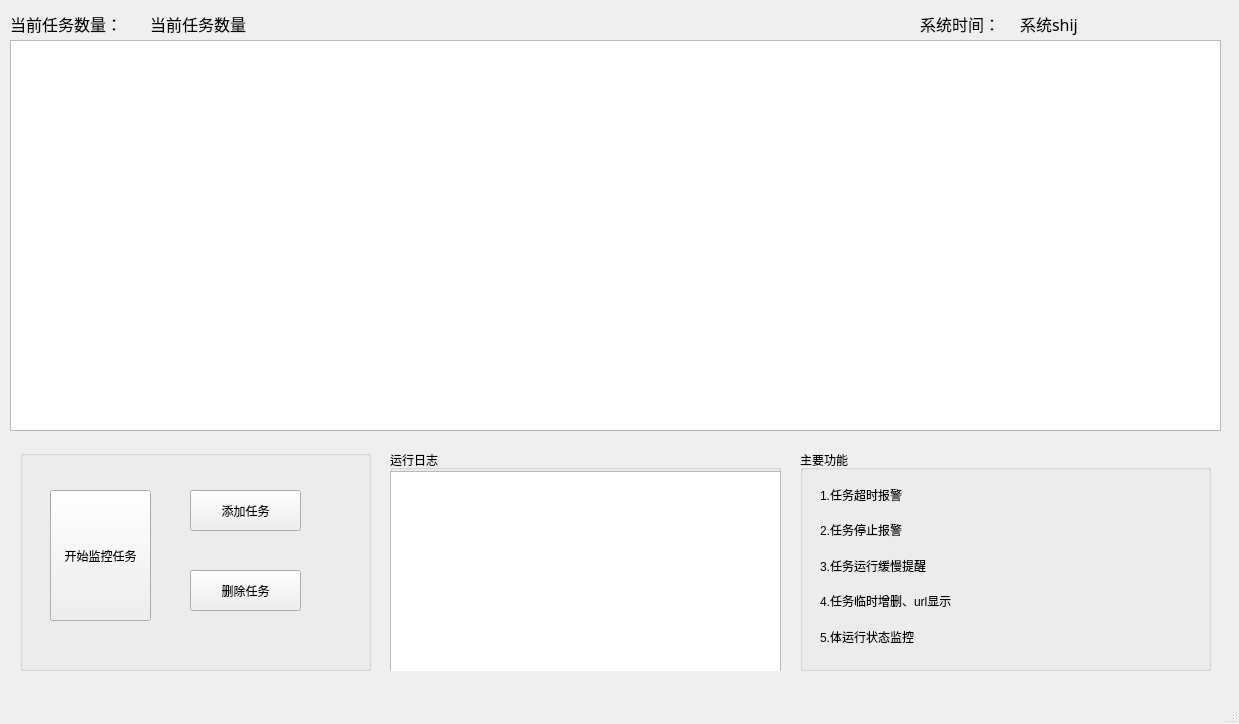
Old version of the form 1.ui in the repository successdata/python_spider.
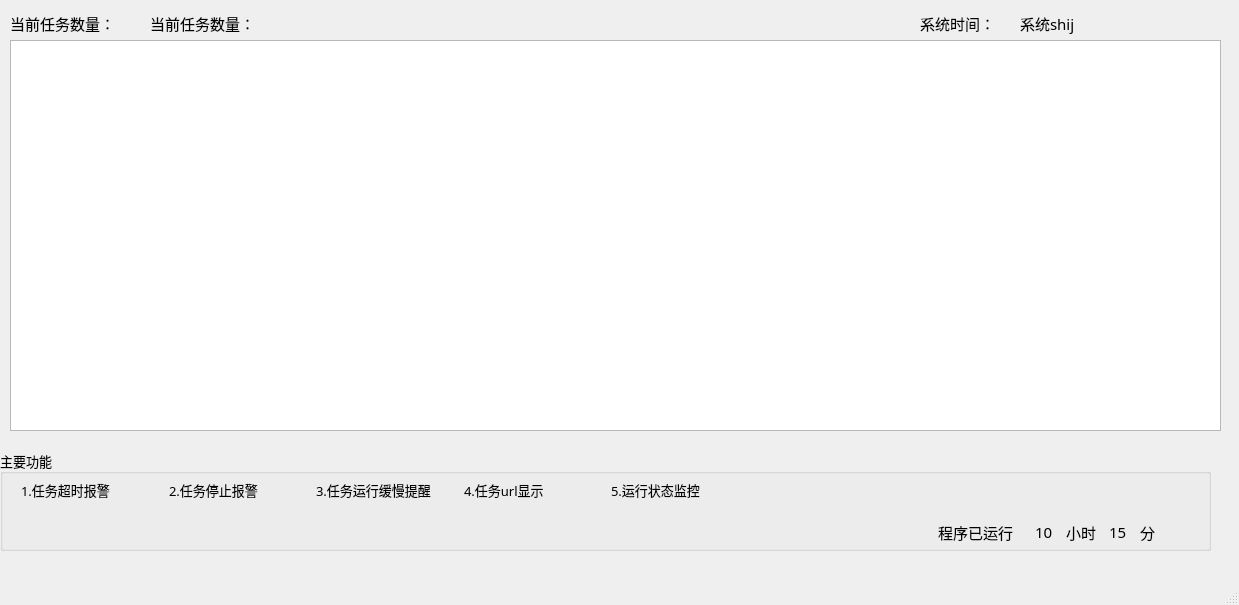
New version of the form.

```diff
--- a/1.ui
+++ b/1.ui
@@ -7,7 +7,7 @@
     <x>0</x>
     <y>0</y>
     <width>1239</width>
-    <height>724</height>
+    <height>605</height>
    </rect>
   </property>
   <property name="acceptDrops">
@@ -32,7 +32,7 @@
     <property name="font">
      <font>
       <family>Microsoft YaHei</family>
-      <pointsize>12</pointsize>
+      <pointsize>11</pointsize>
      </font>
     </property>
     <property name="layoutDirection">
@@ -80,7 +80,7 @@
     <property name="font">
      <font>
       <family>Microsoft YaHei</family>
-      <pointsize>12</pointsize>
+      <pointsize>11</pointsize>
      </font>
     </property>
     <property name="layoutDirection">
@@ -93,123 +93,237 @@
      <enum>Qt::AutoText</enum>
     </property>
    </widget>
-   <widget class="QGroupBox" name="groupBox">
-    <property name="geometry">
-     <rect>
-      <x>20</x>
-      <y>450</y>
-      <width>351</width>
-      <height>221</height>
-     </rect>
-    </property>
-    <property name="title">
-     <string/>
-    </property>
-    <widget class="QPushButton" name="pushButton">
-     <property name="enabled">
-      <bool>true</bool>
-     </property>
-     <property name="geometry">
-      <rect>
-       <x>30</x>
-       <y>40</y>
-       <width>101</width>
-       <height>131</height>
-      </rect>
-     </property>
-     <property name="text">
-      <string>开始监控任务</string>
-     </property>
-     <property name="autoDefault">
-      <bool>false</bool>
-     </property>
-    </widget>
-    <widget class="QPushButton" name="pushButton_4">
-     <property name="geometry">
-      <rect>
-       <x>170</x>
-       <y>120</y>
-       <width>111</width>
-       <height>41</height>
-      </rect>
-     </property>
-     <property name="text">
-      <string>删除任务</string>
-     </property>
-    </widget>
-    <widget class="QPushButton" name="pushButton_2">
-     <property name="geometry">
-      <rect>
-       <x>170</x>
-       <y>40</y>
-       <width>111</width>
-       <height>41</height>
-      </rect>
-     </property>
-     <property name="text">
-      <string>添加任务</string>
-     </property>
-    </widget>
-   </widget>
    <widget class="QGroupBox" name="groupBox_2">
     <property name="geometry">
      <rect>
-      <x>800</x>
+      <x>0</x>
       <y>450</y>
-      <width>411</width>
-      <height>221</height>
+      <width>1211</width>
+      <height>101</height>
      </rect>
     </property>
+    <property name="font">
+     <font>
+      <family>隶书</family>
+      <pointsize>10</pointsize>
+     </font>
+    </property>
     <property name="title">
      <string>主要功能</string>
     </property>
-    <widget class="QWidget" name="layoutWidget">
+    <widget class="QLabel" name="label_10">
      <property name="geometry">
       <rect>
-       <x>20</x>
+       <x>1035</x>
+       <y>70</y>
+       <width>24</width>
+       <height>24</height>
+      </rect>
+     </property>
+     <property name="font">
+      <font>
+       <family>Microsoft YaHei</family>
+       <pointsize>11</pointsize>
+      </font>
+     </property>
+     <property name="layoutDirection">
+      <enum>Qt::RightToLeft</enum>
+     </property>
+     <property name="text">
+      <string>10</string>
+     </property>
+     <property name="textFormat">
+      <enum>Qt::AutoText</enum>
+     </property>
+    </widget>
+    <widget class="QLabel" name="label_11">
+     <property name="geometry">
+      <rect>
+       <x>938</x>
+       <y>70</y>
+       <width>90</width>
+       <height>24</height>
+      </rect>
+     </property>
+     <property name="font">
+      <font>
+       <family>Microsoft YaHei</family>
+       <pointsize>11</pointsize>
+      </font>
+     </property>
+     <property name="layoutDirection">
+      <enum>Qt::RightToLeft</enum>
+     </property>
+     <property name="text">
+      <string>程序已运行</string>
+     </property>
+     <property name="textFormat">
+      <enum>Qt::AutoText</enum>
+     </property>
+    </widget>
+    <widget class="QLabel" name="label_12">
+     <property name="geometry">
+      <rect>
+       <x>1066</x>
+       <y>70</y>
+       <width>36</width>
+       <height>24</height>
+      </rect>
+     </property>
+     <property name="font">
+      <font>
+       <family>Microsoft YaHei</family>
+       <pointsize>11</pointsize>
+      </font>
+     </property>
+     <property name="layoutDirection">
+      <enum>Qt::RightToLeft</enum>
+     </property>
+     <property name="text">
+      <string>小时</string>
+     </property>
+     <property name="textFormat">
+      <enum>Qt::AutoText</enum>
+     </property>
+    </widget>
+    <widget class="QLabel" name="label_13">
+     <property name="geometry">
+      <rect>
+       <x>1109</x>
+       <y>70</y>
+       <width>24</width>
+       <height>24</height>
+      </rect>
+     </property>
+     <property name="font">
+      <font>
+       <family>Microsoft YaHei</family>
+       <pointsize>11</pointsize>
+      </font>
+     </property>
+     <property name="layoutDirection">
+      <enum>Qt::RightToLeft</enum>
+     </property>
+     <property name="text">
+      <string>15</string>
+     </property>
+     <property name="textFormat">
+      <enum>Qt::AutoText</enum>
+     </property>
+    </widget>
+    <widget class="QLabel" name="label_14">
+     <property name="geometry">
+      <rect>
+       <x>1140</x>
+       <y>70</y>
+       <width>24</width>
+       <height>24</height>
+      </rect>
+     </property>
+     <property name="font">
+      <font>
+       <family>Microsoft YaHei</family>
+       <pointsize>11</pointsize>
+      </font>
+     </property>
+     <property name="layoutDirection">
+      <enum>Qt::RightToLeft</enum>
+     </property>
+     <property name="text">
+      <string>分</string>
+     </property>
+     <property name="textFormat">
+      <enum>Qt::AutoText</enum>
+     </property>
+    </widget>
+    <widget class="QWidget" name="">
+     <property name="geometry">
+      <rect>
+       <x>21</x>
        <y>30</y>
-       <width>311</width>
-       <height>171</height>
+       <width>732</width>
+       <height>19</height>
       </rect>
      </property>
-     <layout class="QVBoxLayout" name="verticalLayout">
+     <layout class="QHBoxLayout" name="horizontalLayout">
       <item>
        <widget class="QLabel" name="label_3">
+        <property name="font">
+         <font>
+          <family>黑体</family>
+          <pointsize>10</pointsize>
+         </font>
+        </property>
         <property name="text">
-         <string>1.任务超时报警</string>
+         <string>1.任务超时报警 </string>
         </property>
        </widget>
       </item>
       <item>
        <widget class="QLabel" name="label_4">
+        <property name="font">
+         <font>
+          <family>黑体</family>
+          <pointsize>10</pointsize>
+         </font>
+        </property>
         <property name="text">
-         <string>2.任务停止报警</string>
+         <string>2.任务停止报警 </string>
         </property>
        </widget>
       </item>
       <item>
        <widget class="QLabel" name="label_5">
+        <property name="font">
+         <font>
+          <family>黑体</family>
+          <pointsize>10</pointsize>
+         </font>
+        </property>
         <property name="text">
-         <string>3.任务运行缓慢提醒</string>
+         <string>3.任务运行缓慢提醒 </string>
         </property>
        </widget>
       </item>
       <item>
        <widget class="QLabel" name="label_7">
+        <property name="font">
+         <font>
+          <family>黑体</family>
+          <pointsize>10</pointsize>
+         </font>
+        </property>
         <property name="text">
-         <string>4.任务临时增删、url显示</string>
+         <string>4.任务url显示 </string>
         </property>
        </widget>
       </item>
       <item>
        <widget class="QLabel" name="label_6">
+        <property name="font">
+         <font>
+          <family>黑体</family>
+          <pointsize>10</pointsize>
+         </font>
+        </property>
         <property name="text">
-         <string>5.体运行状态监控</string>
+         <string>5.运行状态监控 </string>
         </property>
        </widget>
       </item>
      </layout>
     </widget>
+    <widget class="QWidget" name="">
+     <property name="geometry">
+      <rect>
+       <x>890</x>
+       <y>70</y>
+       <width>228</width>
+       <height>26</height>
+      </rect>
+     </property>
+     <layout class="QHBoxLayout" name="horizontalLayout_2"/>
+    </widget>
    </widget>
    <widget class="QLabel" name="label_8">
     <property name="geometry">
@@ -223,7 +337,7 @@
     <property name="font">
      <font>
       <family>Microsoft YaHei</family>
-      <pointsize>12</pointsize>
+      <pointsize>11</pointsize>
      </font>
     </property>
     <property name="layoutDirection">
@@ -248,7 +362,7 @@
     <property name="font">
      <font>
       <family>Microsoft YaHei</family>
-      <pointsize>12</pointsize>
+      <pointsize>11</pointsize>
      </font>
     </property>
     <property name="layoutDirection">
@@ -261,29 +375,6 @@
      <enum>Qt::AutoText</enum>
     </property>
    </widget>
-   <widget class="QGroupBox" name="groupBox_3">
-    <property name="geometry">
-     <rect>
-      <x>390</x>
-      <y>450</y>
-      <width>391</width>
-      <height>221</height>
-     </rect>
-    </property>
-    <property name="title">
-     <string>运行日志</string>
-    </property>
-    <widget class="QListWidget" name="listWidget">
-     <property name="geometry">
-      <rect>
-       <x>0</x>
-       <y>21</y>
-       <width>391</width>
-       <height>201</height>
-      </rect>
-     </property>
-    </widget>
-   </widget>
   </widget>
   <widget class="QMenuBar" name="menubar">
    <property name="geometry">
```
Left out of the diff: 2 changed lines with no effect on the pictures.
